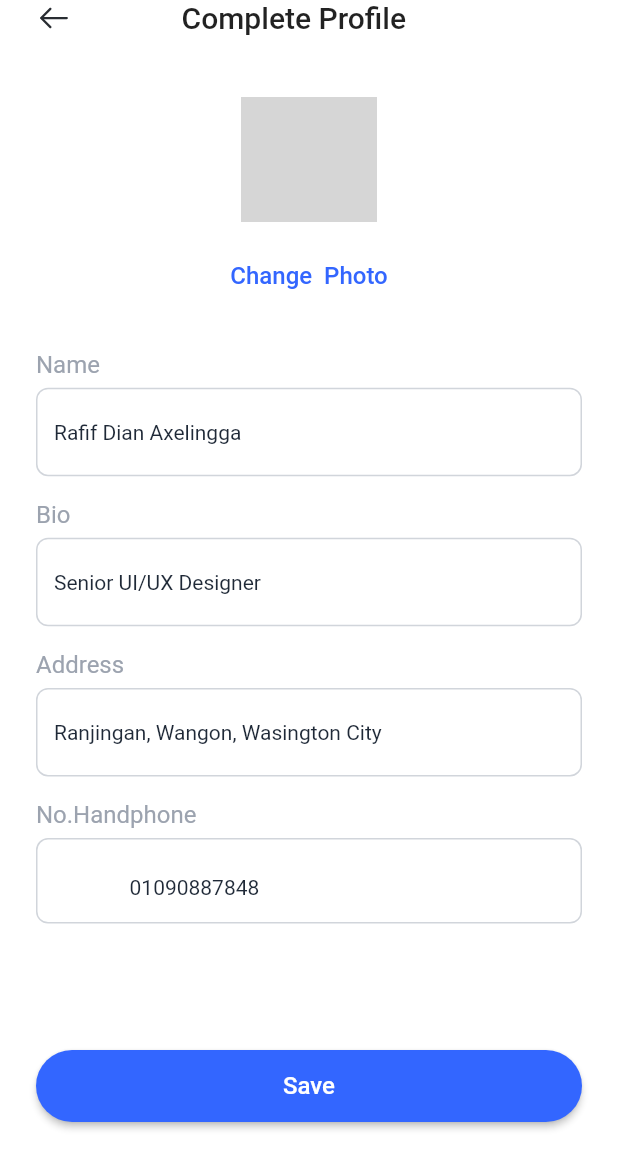
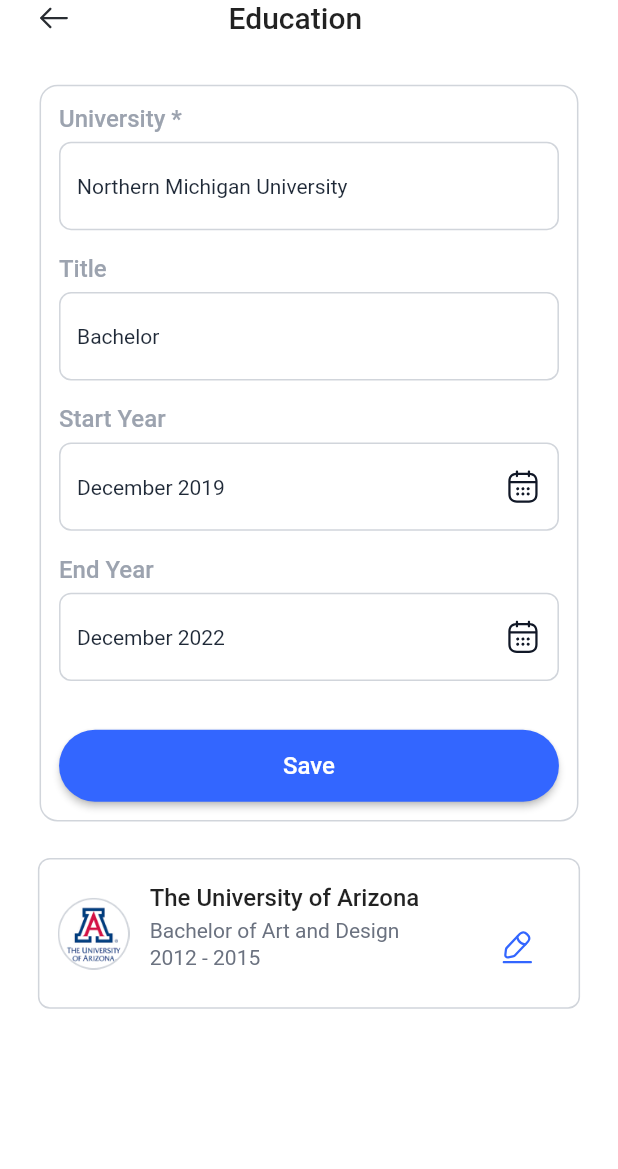
Before and after one commit to AbdelrahmanHossny/JOBSQUE, a Flutter app: the screen it shows after launch, on a phone screen of 412 x 824 dp. Shown: the top 1169 px of the screen. Run offline on Flutter 3.47's test engine with Material 2 defaults, Android fonts, the phone set to English and light mode, and no system bars; our stand-ins replace animate_do, chips_choice, flutter_screenutil, flutter_svg, image_picker; Roboto replaces fonts that are missing (fsm, fxm, sf); project files that could hold a hidden picture were left out; grey boxes are pictures that could not be loaded.

Commit message:
Education

```diff
--- a/lib/core/design/customText-form.dart
+++ b/lib/core/design/customText-form.dart
@@ -1,9 +1,12 @@
 import 'package:flutter/material.dart';
+import 'package:flutter_screenutil/flutter_screenutil.dart';
 
 class customform extends StatefulWidget {
   final String hintText;
   final Widget? prefix;
-  const customform({super.key, required this.hintText, this.prefix});
+  final Widget? suffix;
+  const customform(
+      {super.key, required this.hintText, this.prefix, this.suffix});
 
   @override
   State<customform> createState() => _customformState();
@@ -12,10 +15,13 @@ class customform extends StatefulWidget {
 class _customformState extends State<customform> {
   @override
   Widget build(BuildContext context) {
-    return TextFormField(
+    return SizedBox(
+      height: 58.h,
+      child: TextFormField(
         cursorColor: Color(0xff3366FF),
         decoration: InputDecoration(
-        prefix: widget.prefix,
+          suffixIcon: widget.suffix,
+          prefixIcon: widget.prefix,
           hintText: widget.hintText,
           hintStyle: TextStyle(
             color: Color(0xff1F2937),
@@ -36,6 +42,7 @@ class _customformState extends State<customform> {
             borderRadius: BorderRadius.circular(8),
           ),
         ),
+      ),
     );
   }
 }
--- a/lib/main.dart
+++ b/lib/main.dart
@@ -1,6 +1,6 @@
 import 'package:flutter/material.dart';
 import 'package:flutter_screenutil/flutter_screenutil.dart';
-import 'screens/EditeProfile_screen/view.dart';
+import 'screens/education_screen/view.dart';
 
 void main() {
   runApp(const MyApp());
@@ -23,7 +23,7 @@ class MyApp extends StatelessWidget {
                 primaryColor: Color(0xff111827)),
             title: 'JOBSQUE',
             debugShowCheckedModeBanner: false,
-            home: const EditeProfile_screen(),
+            home: const Education_screen(),
           );
         });
   }
--- /dev/null
+++ b/lib/screens/education_screen/view.dart
@@ -0,0 +1,207 @@
+import 'package:flutter/material.dart';
+import 'package:flutter_screenutil/flutter_screenutil.dart';
+import 'package:flutter_svg/flutter_svg.dart';
+import 'package:jobsque/core/design/customButtom.dart';
+import 'package:jobsque/core/design/customText-form.dart';
+
+class Education_screen extends StatefulWidget {
+  const Education_screen({super.key});
+
+  @override
+  State<Education_screen> createState() => _Education_screenState();
+}
+
+class _Education_screenState extends State<Education_screen> {
+  @override
+  Widget build(BuildContext context) {
+    return Scaffold(
+      body: SafeArea(
+          child: Padding(
+        padding: const EdgeInsets.symmetric(horizontal: 24),
+        child: SingleChildScrollView(
+          child: Column(children: [
+            Row(
+              children: [
+                SvgPicture.asset('assets/icons/arrow-left (1).svg'),
+                SizedBox(
+                  width: 95.w,
+                ),
+                Text(
+                  'Education',
+                  style: TextStyle(
+                      fontFamily: 'sfm',
+                      fontSize: 20,
+                      fontWeight: FontWeight.w500),
+                )
+              ],
+            ),
+            SizedBox(
+              height: 32.h,
+            ),
+            Container(
+              padding: EdgeInsets.fromLTRB(12, 12, 12, 16),
+              width: 327.w,
+              height: 484.h,
+              decoration: BoxDecoration(
+                  border: Border.all(color: Color(0xffD1D5DB)),
+                  borderRadius: BorderRadius.circular(12)),
+              child: Column(
+                  crossAxisAlignment: CrossAxisAlignment.start,
+                  children: [
+                    Text(
+                      'University * ',
+                      style: TextStyle(
+                          color: Color(0xff9CA3AF),
+                          fontFamily: 'sfm',
+                          fontSize: 16,
+                          fontWeight: FontWeight.w500),
+                    ),
+                    SizedBox(
+                      height: 6.h,
+                    ),
+                    customform(hintText: 'Northern Michigan University '),
+                    SizedBox(
+                      height: 16.h,
+                    ),
+                    Text(
+                      'Title',
+                      style: TextStyle(
+                          color: Color(0xff9CA3AF),
+                          fontFamily: 'sfm',
+                          fontSize: 16,
+                          fontWeight: FontWeight.w500),
+                    ),
+                    SizedBox(
+                      height: 6.h,
+                    ),
+                    customform(hintText: 'Bachelor'),
+                    SizedBox(
+                      height: 16.h,
+                    ),
+                    Text(
+                      'Start Year',
+                      style: TextStyle(
+                          color: Color(0xff9CA3AF),
+                          fontFamily: 'sfm',
+                          fontSize: 16,
+                          fontWeight: FontWeight.w500),
+                    ),
+                    SizedBox(
+                      height: 6.h,
+                    ),
+                    customform(
+                        hintText: 'December 2019',
+                        suffix: IconButton(
+                            onPressed: () {},
+                            icon:
+                                SvgPicture.asset('assets/icons/calendar.svg'))),
+                    SizedBox(
+                      height: 16.h,
+                    ),
+                    Text(
+                      'End Year',
+                      style: TextStyle(
+                          color: Color(0xff9CA3AF),
+                          fontFamily: 'sfm',
+                          fontSize: 16,
+                          fontWeight: FontWeight.w500),
+                    ),
+                    SizedBox(
+                      height: 6.h,
+                    ),
+                    customform(
+                        hintText: 'December 2022',
+                        suffix: IconButton(
+                            onPressed: () {},
+                            icon:
+                                SvgPicture.asset('assets/icons/calendar.svg'))),
+                    SizedBox(
+                      height: 32.h,
+                    ),
+                    Column(
+                      crossAxisAlignment: CrossAxisAlignment.stretch,
+                      children: [
+                        CustomButtom(
+                          text: 'Save',
+                          onPressed: () {},
+                        ),
+                      ],
+                    )
+                  ]),
+            ),
+            SizedBox(
+              height: 24.h,
+            ),
+            Container(
+              padding: EdgeInsets.fromLTRB(12, 16, 12, 16),
+              width: 329.w,
+              height: 99.h,
+              decoration: BoxDecoration(
+                  border: Border.all(
+                    color: Color(0xffD1D5DB),
+                  ),
+                  borderRadius: BorderRadius.circular(8)),
+              child: Row(
+                children: [
+                  Center(
+                    child: Image.asset(
+                      'assets/images/Logo (1).png',
+                      width: 44.w,
+                      height: 44.w,
+                    ),
+                  ),
+                  SizedBox(
+                    width: 12.w,
+                  ),
+                  Column(
+                    crossAxisAlignment: CrossAxisAlignment.start,
+                    children: [
+                      Text(
+                        'The University of Arizona ',
+                        style: TextStyle(
+                            fontFamily: 'sfm',
+                            fontSize: 16,
+                            fontWeight: FontWeight.w500),
+                      ),
+                      SizedBox(
+                        height: 4.h,
+                      ),
+                      Text(
+                        'Bachelor of Art and Design',
+                        style: TextStyle(
+                            color: Color(0xff6B7280),
+                            fontSize: 14,
+                            fontWeight: FontWeight.w400),
+                      ),
+                      SizedBox(
+                        height: 2.h,
+                      ),
+                      Text(
+                        '2012 - 2015',
+                        style: TextStyle(
+                            color: Color(0xff6B7280),
+                            fontSize: 14,
+                            fontWeight: FontWeight.w400),
+                      ),
+                    ],
+                  ),
+                  SizedBox(
+                    width: 34.w,
+                  ),
+                  Column(
+                    mainAxisAlignment: MainAxisAlignment.end,
+                    children: [
+                      IconButton(
+                          onPressed: () {},
+                          icon: SvgPicture.asset('assets/icons/edit-2.svg'))
+                    ],
+                  )
+                ],
+              ),
+            )
+          ]),
+        ),
+      )),
+    );
+  }
+}
--- a/pubspec.yaml
+++ b/pubspec.yaml
@@ -40,6 +40,7 @@ dependencies:
   chips_choice: ^3.0.0
   animate_do: ^3.1.2
   image_picker: ^1.0.4
+  intl: ^0.18.1
 
 dev_dependencies:
   flutter_test:
```
Also changed, not shown: assets/icons/calendar.svg (added), assets/icons/edit-2.svg (added), assets/images/Logo (1).png (added), pubspec.lock. Lines whose indentation alone changed are shown as unchanged.
